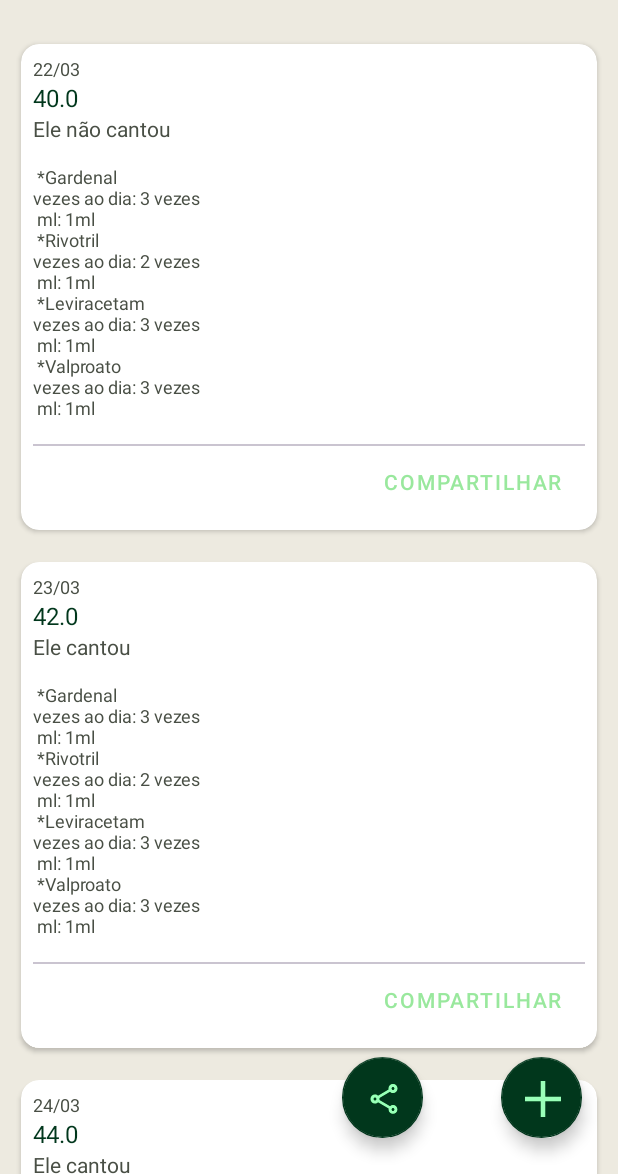
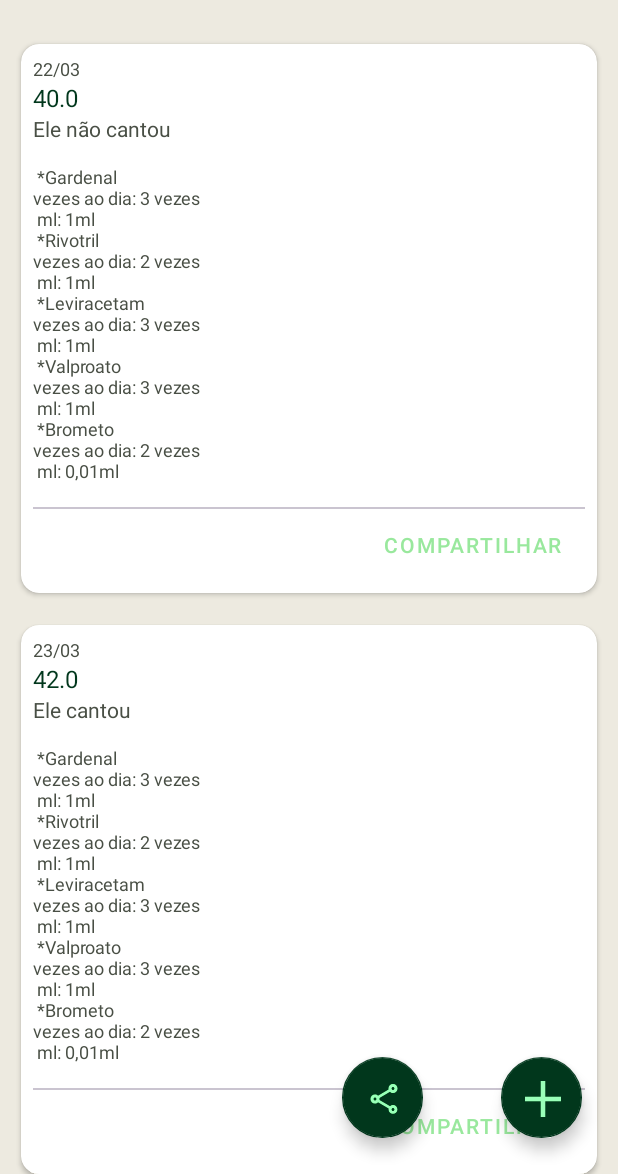
Before and after one commit to heloisa-cardillo/JuliusTracker, an Android app: the screen it shows after launch (MainActivity), on a phone screen of 412 x 824 dp, the part 62-1236 px from its top. Run offline under Robolectric (Android 15) with nearby library versions, the phone set to English and light mode, and no system bars.

Commit message:
Fragment Medicine funcionando Criação de um novo item em Formulario Propriedade id + uuid + new medicine

```diff
--- a/JuliusTracker/app/src/main/java/com/helo/juliustracker/AdpterMedicine.kt
+++ b/JuliusTracker/app/src/main/java/com/helo/juliustracker/AdpterMedicine.kt
@@ -8,9 +8,12 @@ import android.widget.Button
 import android.widget.TextView
 import androidx.core.content.ContextCompat.startActivity
 import androidx.recyclerview.widget.RecyclerView
+import com.google.android.material.floatingactionbutton.FloatingActionButton
+import java.text.SimpleDateFormat
 
 
-class AdpterMedicine(private val itemsformulario: List<Formulario>, private val clickLista: Click_lista): RecyclerView.Adapter<AdpterMedicine.FormularioViewHolder>() {
+class AdpterMedicine(private val itemsformulario: List<Formulario>, private val clickLista: OnClickFormularioListener): RecyclerView.Adapter<AdpterMedicine.FormularioViewHolder>() {
+
 
     override fun onCreateViewHolder(parent: ViewGroup, viewType: Int): FormularioViewHolder {
         //criar as visualizacoes em tela - criar os itens de lista
@@ -52,6 +55,8 @@ class AdpterMedicine(private val itemsformulario: List<Formulario>, private val
 
         }
 
+
+
     }
 
 
@@ -63,6 +68,7 @@ class AdpterMedicine(private val itemsformulario: List<Formulario>, private val
         val data = itemView.findViewById<TextView>(R.id.data)
        val botaoLDF = itemView.findViewById<Button>(R.id.share_FLD)
            val remedios = itemView.findViewById<TextView>(R.id.remedios)
+           val save_button2 = itemView.findViewById<FloatingActionButton>(R.id.save_button2)
        }
 }
 
--- a/JuliusTracker/app/src/main/java/com/helo/juliustracker/Click_lista.kt
+++ b/JuliusTracker/app/src/main/java/com/helo/juliustracker/Click_lista.kt
@@ -1,7 +1,10 @@
 package com.helo.juliustracker
 
-interface Click_lista{
+interface OnClickFormularioListener{
     fun onClick(formulario: Formulario)
 
+}
 
+interface OnClickMedicineListener {
+    fun onClick(medicine: Medicine?)
 }
--- a/JuliusTracker/app/src/main/java/com/helo/juliustracker/Formulario.kt
+++ b/JuliusTracker/app/src/main/java/com/helo/juliustracker/Formulario.kt
@@ -2,7 +2,13 @@ package com.helo.juliustracker
 
 import android.os.Parcel
 import android.os.Parcelable
+import android.widget.ImageView
+import android.widget.Toast
 
+
+//fun addMedicine(nomeremedio: String,vezesaodia: String,quantidaderemedio: String){
+//  if (nomeremedio )
+//}
 
 public data class Formulario(
     var data: String,
@@ -57,6 +63,7 @@ private fun Parcel.writeTypedList(remedios: String) {
 }
 
 public data class Medicine(
+    var id: String,
     var nomeremedio: String,
     var vezesaodia: String,
 //    var data: String,
@@ -65,10 +72,10 @@ public data class Medicine(
     constructor(parcel: Parcel) : this(
         parcel.readString().orEmpty(),
         parcel.readString().orEmpty(),
+        parcel.readString().orEmpty(),
 //        parcel.readString().orEmpty(),
         parcel.readString().orEmpty()
     )
-
     fun buildForShareRemedios():String{
         return "\n *${nomeremedio} \nvezes ao dia: ${vezesaodia} \n ml: ${quantidaderemedio}"
     }
@@ -100,34 +107,53 @@ public data class Medicine(
     }
 }
 
-val listaMedice = listOf(
+public val listaMedice = mutableListOf(
     Medicine(
+        id = "a6de983b-8814-45aa-a707-bda204da4a5e",
         nomeremedio = "Gardenal",
         vezesaodia = "3 vezes",
-//        data = "22/03",
         quantidaderemedio = "1ml"
     ),
     Medicine(
+        id = "62972f6e-40dc-47a3-9044-9261c2f6d61a",
         nomeremedio = "Rivotril",
         vezesaodia = "2 vezes",
-//        data = "22/03",
         quantidaderemedio = "1ml"
     ),
     Medicine(
+        id = "d0bc29de-a9cd-4f85-ab04-6011640f6886",
         nomeremedio = "Leviracetam",
         vezesaodia = "3 vezes",
-//        data = "22/03",
         quantidaderemedio= "1ml"
     ),
     Medicine(
+        id ="ab193274-2d3a-412c-91f7-73a01a8ec3ad",
         nomeremedio = "Valproato",
         vezesaodia = "3 vezes",
-//        data = "22/03",
         quantidaderemedio = "1ml"
+    ),
+    Medicine(
+        id ="  val myUuid = UUID.randomUUID()\n" +
+                "val myUuidAsString = myUuid.toString()",
+        nomeremedio = "Brometo",
+        vezesaodia = "2 vezes",
+        quantidaderemedio = "0,01ml"
     )
 
 )
-val listaFormulario = mutableListOf(
+
+public fun addMedicine (id: String, nomeremedio: String,vezesaodia: String,quantidaderemedio: String) {
+    listaMedice.add(
+        Medicine(
+            id = id,
+            nomeremedio = nomeremedio,
+            vezesaodia = vezesaodia,
+            quantidaderemedio = quantidaderemedio
+        )
+    )
+}
+
+public val listaFormulario = mutableListOf(
     Formulario (
         data = "22/03",
         peso = 40.0,
--- a/JuliusTracker/app/src/main/java/com/helo/juliustracker/ListDataFragment.kt
+++ b/JuliusTracker/app/src/main/java/com/helo/juliustracker/ListDataFragment.kt
@@ -22,7 +22,7 @@ import com.google.android.material.floatingactionbutton.FloatingActionButton
 import org.w3c.dom.DOMStringList
 
 
-class ListDataFragment : Fragment(), Click_lista {
+class ListDataFragment : Fragment(), OnClickFormularioListener {
 
     override fun onCreateView(
         inflater: LayoutInflater,
@@ -45,7 +45,7 @@ class ListDataFragment : Fragment(), Click_lista {
         //otimizar/otimizar nossa lista
         //Configurar o Adapater
 
-        val clickLista: Click_lista = this
+        val clickLista: OnClickFormularioListener = this
         val adapterMedicine = AdpterMedicine(listaFormulario, this)
         //nao passa contexto para o adapter -> ja tem acesso e pode levar a problemas de memoria (memoryleak)
         recycler_view_teste.adapter = adapterMedicine
--- a/JuliusTracker/app/src/main/res/navigation/nav_graph.xml
+++ b/JuliusTracker/app/src/main/res/navigation/nav_graph.xml
@@ -23,7 +23,8 @@
         android:name="com.helo.juliustracker.FormFragment">
         <action
             android:id="@+id/detail_to_medicine"
-            app:destination="@+id/medicine"/>
+            app:destination="@+id/medicine">
+        </action>
     </fragment>
   <dialog
       android:id="@+id/medicine"
```
Also changed, not shown: JuliusTracker/app/src/main/java/com/helo/juliustracker/AdapterDetails.kt (+32 -11 lines), JuliusTracker/app/src/main/java/com/helo/juliustracker/FormFragment.kt (+19 -17 lines), JuliusTracker/app/src/main/java/com/helo/juliustracker/MedicineFragment.kt (+25 -7 lines), JuliusTracker/app/src/main/res/layout/fragment_form_informations.xml (deleted, +0 -55 lines), JuliusTracker/app/src/main/res/layout/fragment_list_data.xml (+0 -8 lines), JuliusTracker/app/src/main/res/layout/fragment_medicine.xml (+19 -12 lines).
